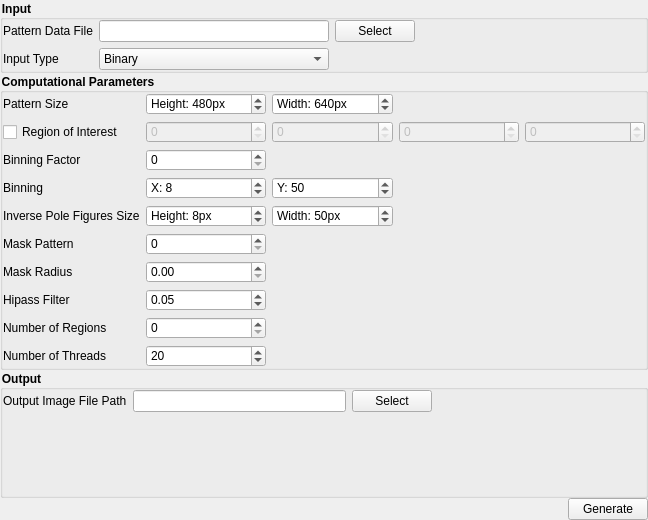
Old version of the form Source/EMsoftWorkbench/Source/Modules/AverageDotProductMapModule/UI_Files/AverageDotProductMap_UI.ui in the repository EMsoft-org/EMsoft.
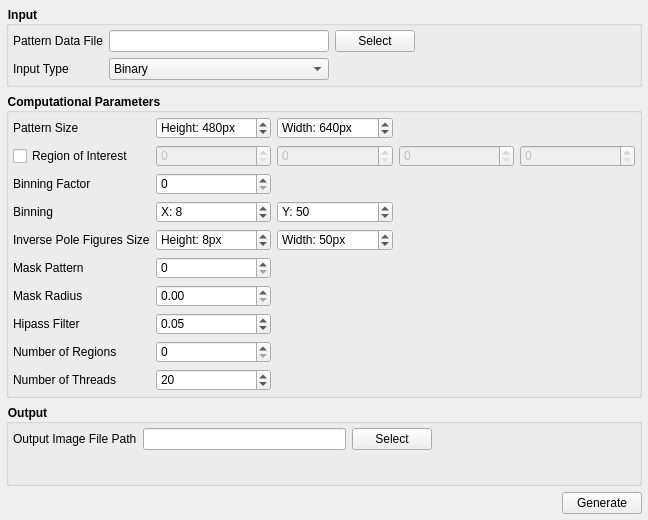
New version of the form.

Commit message: Adding spin box limits, creating sPar array and passing it into the ADP callback method, user interface tweaks.

Diff of the .ui file:
```diff
--- a/Source/EMsoftWorkbench/Source/Modules/AverageDotProductMapModule/UI_Files/AverageDotProductMap_UI.ui
+++ b/Source/EMsoftWorkbench/Source/Modules/AverageDotProductMapModule/UI_Files/AverageDotProductMap_UI.ui
@@ -21,19 +21,19 @@
   </property>
   <layout class="QVBoxLayout" name="verticalLayout_2">
    <property name="spacing">
-    <number>0</number>
+    <number>-1</number>
    </property>
    <property name="leftMargin">
-    <number>0</number>
+    <number>6</number>
    </property>
    <property name="topMargin">
-    <number>0</number>
+    <number>6</number>
    </property>
    <property name="rightMargin">
-    <number>0</number>
+    <number>6</number>
    </property>
    <property name="bottomMargin">
-    <number>0</number>
+    <number>6</number>
    </property>
    <item>
     <widget class="QGroupBox" name="inputGrpBox">
@@ -42,16 +42,16 @@
      </property>
      <layout class="QGridLayout" name="gridLayout_3">
       <property name="leftMargin">
-       <number>0</number>
+       <number>4</number>
       </property>
       <property name="topMargin">
-       <number>0</number>
+       <number>4</number>
       </property>
       <property name="rightMargin">
-       <number>0</number>
+       <number>4</number>
       </property>
       <property name="bottomMargin">
-       <number>0</number>
+       <number>4</number>
       </property>
       <item row="1" column="0">
        <widget class="QLabel" name="patternFileLabel">
@@ -92,6 +92,9 @@
       </item>
       <item row="2" column="1">
        <widget class="QComboBox" name="inputTypeCB">
+        <property name="sizeAdjustPolicy">
+         <enum>QComboBox::AdjustToContents</enum>
+        </property>
         <item>
          <property name="text">
           <string>Binary</string>
@@ -144,16 +147,16 @@
      </property>
      <layout class="QGridLayout" name="gridLayout_2" columnstretch="0,0,0,0,0">
       <property name="leftMargin">
-       <number>0</number>
+       <number>4</number>
       </property>
       <property name="topMargin">
-       <number>0</number>
+       <number>4</number>
       </property>
       <property name="rightMargin">
-       <number>0</number>
+       <number>4</number>
       </property>
       <property name="bottomMargin">
-       <number>0</number>
+       <number>4</number>
       </property>
       <property name="horizontalSpacing">
        <number>-1</number>
@@ -599,16 +602,16 @@
      </property>
      <layout class="QGridLayout" name="gridLayout">
       <property name="leftMargin">
-       <number>0</number>
+       <number>4</number>
       </property>
       <property name="topMargin">
-       <number>0</number>
+       <number>4</number>
       </property>
       <property name="rightMargin">
-       <number>0</number>
+       <number>4</number>
       </property>
       <property name="bottomMargin">
-       <number>0</number>
+       <number>4</number>
       </property>
       <item row="0" column="0">
        <widget class="QLabel" name="outputFileNameLabel">
```
Left out of the diff: 46 changed lines with no effect on the pictures. The commit also changes 6 other files.
